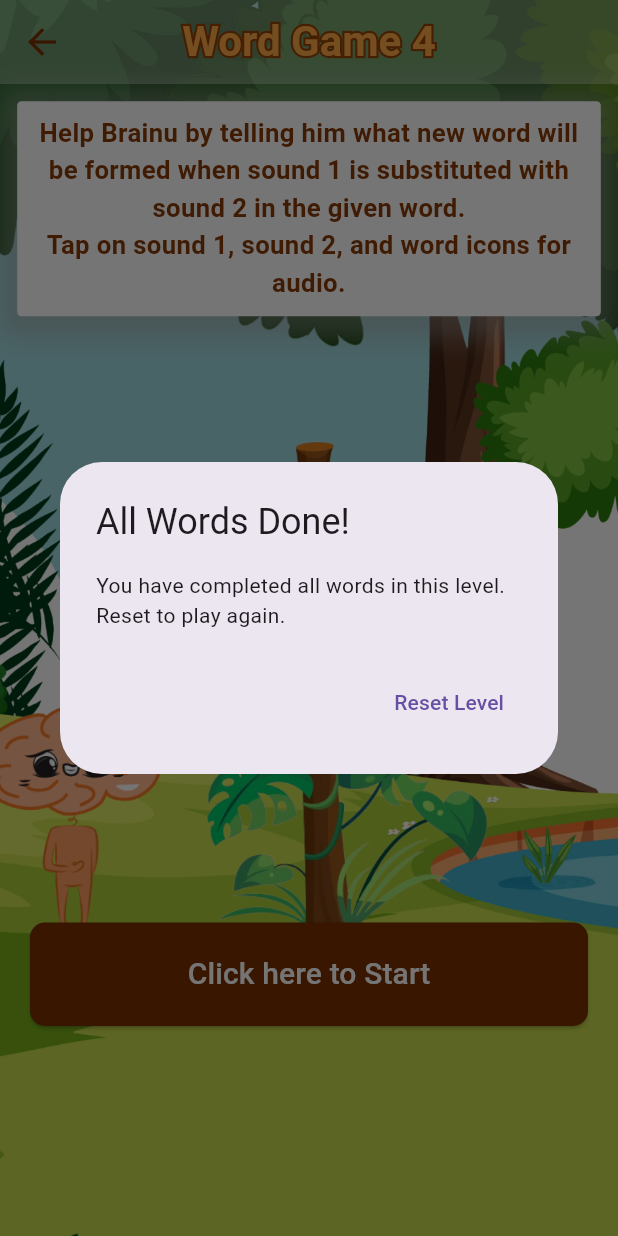
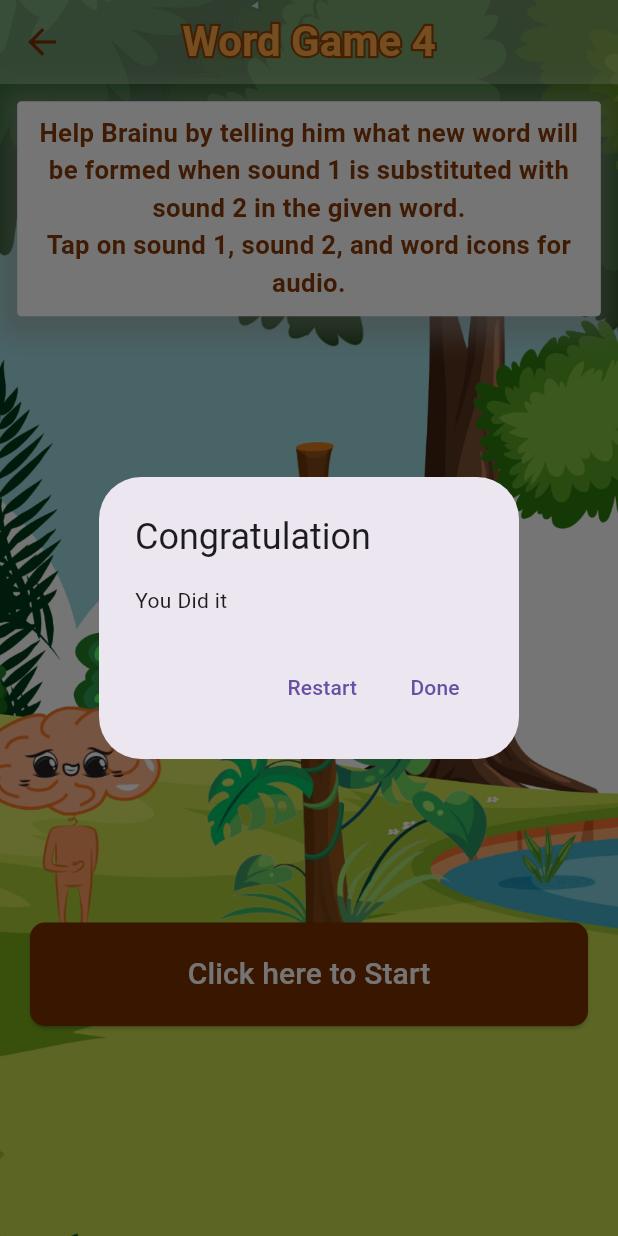
Before and after one commit to Abhishek24122002/brainu-flutter, a Flutter app: the Ph_substitution_initial screen opened directly, on a phone screen of 412 x 824 dp. Run offline on Flutter 3.47's test engine with Material 3 defaults, Android fonts, the phone set to English and light mode, and no system bars; our stand-ins replace audioplayers, cloud_firestore, file_picker, firebase_auth, firebase_core, flutter_screenutil and 5 more; missing offline and left inert: flutter_sound; accounts and stored records are empty.

Commit message:
trophy and completition component in all level + hindi language

```diff
--- a/lib/components/popups/completion.dart
+++ b/lib/components/popups/completion.dart
@@ -1,6 +1,6 @@
-  // components/popups/completion.dart
 import 'package:flutter/material.dart';
 import 'package:brainu/screens/LevelSelectionScreen.dart';
+import 'package:brainu/generated/l10n.dart';
 
 class CompletionDialog extends StatelessWidget {
   final VoidCallback onReset;
@@ -9,27 +9,30 @@
 
   @override
   Widget build(BuildContext context) {
-      return AlertDialog(
-        title: Text('Congratulations!'),
-        content: Text('You have completed all words.'),
+    return WillPopScope(
+      onWillPop: () async => false, // Prevents back button dismissal
+      child: AlertDialog(
+        title: Text(S.of(context).Congratulation),
+        content: Text(S.of(context).you_did_it),
         actions: [
           TextButton(
             onPressed: () {
               Navigator.of(context).pop();
               onReset();
             },
-            child: Text('Reset Words'),
+            child: Text(S.of(context).restart),
           ),
           TextButton(
             onPressed: () {
-              Navigator.push(
+              Navigator.pushReplacement(
                 context,
                 MaterialPageRoute(builder: (context) => LevelSelectionScreen()),
               );
             },
-            child: Text('Next Level'),
+            child: Text(S.of(context).done),
           ),
         ],
+      ),
     );
   }
 }
--- a/lib/components/popups/trophy.dart
+++ b/lib/components/popups/trophy.dart
@@ -2,6 +2,7 @@
 import 'package:flutter/material.dart';
 import 'package:provider/provider.dart';
 import 'package:brainu/managers/trophy_manager.dart';
+import 'package:brainu/generated/l10n.dart';
 
 class TrophyDialog extends StatelessWidget {
   const TrophyDialog({super.key});
@@ -16,7 +17,7 @@ class TrophyDialog extends StatelessWidget {
         mainAxisSize: MainAxisSize.min,
         children: [
           Text(
-            'You Won!!!',
+            S.of(context).you_won,
             style: TextStyle(
               fontSize: 32,
               fontWeight: FontWeight.bold,
@@ -39,7 +40,7 @@ class TrophyDialog extends StatelessWidget {
       actions: [
         TextButton(
           onPressed: () => Navigator.of(context).pop(),
-          child: Text('Continue', style: TextStyle(fontSize: 18)),
+          child: Text(S.of(context).done, style: TextStyle(fontSize: 18)),
         ),
       ],
     );
--- a/lib/l10n/intl_en.arb
+++ b/lib/l10n/intl_en.arb
@@ -64,7 +64,13 @@
 
   "Click_here_to_start_and_listen_to_audiocarefully" : "Click here to start and listen to audio carefully",
   "Click_here_to_write" : "Click here to write",
-  "write_here" : "write here"
+  "write_here" : "write here",
+
+  "you_won" : "You Won !!!",
+  "you_did_it":"You Did it",
+  "restart":"Restart",
+  "Congratulation":"Congratulation"
+
 
 
 
--- a/lib/l10n/intl_hi.arb
+++ b/lib/l10n/intl_hi.arb
@@ -64,6 +64,12 @@
 
   "Click_here_to_start_and_listen_to_audio_carefully" : "शुरू करने के लिए क्लिक करे और औडियो ध्यान से सुने",
   "Click_here_to_write" : "लिखने के लिए यहा क्लिक करे",
-  "write_here" : "यहा लिखे"
+  "write_here" : "यहा लिखे",
+
+  "you_won" : "आप सफल हो गए !!",
+  "you_did_it":"आप इस के अंत तक पहुँच चुके हैं ।",
+  "restart":"पुन शुरू करे",
+  "Congratulation":"बधाई हो!"
+
 
 }
```
Also changed, not shown: lib/screens/Phonemene_substitution_initial.dart (+26 -63 lines), lib/generated/intl/messages_en.dart, lib/generated/intl/messages_hi.dart, lib/generated/l10n.dart. Lines whose indentation alone changed are shown as unchanged.
